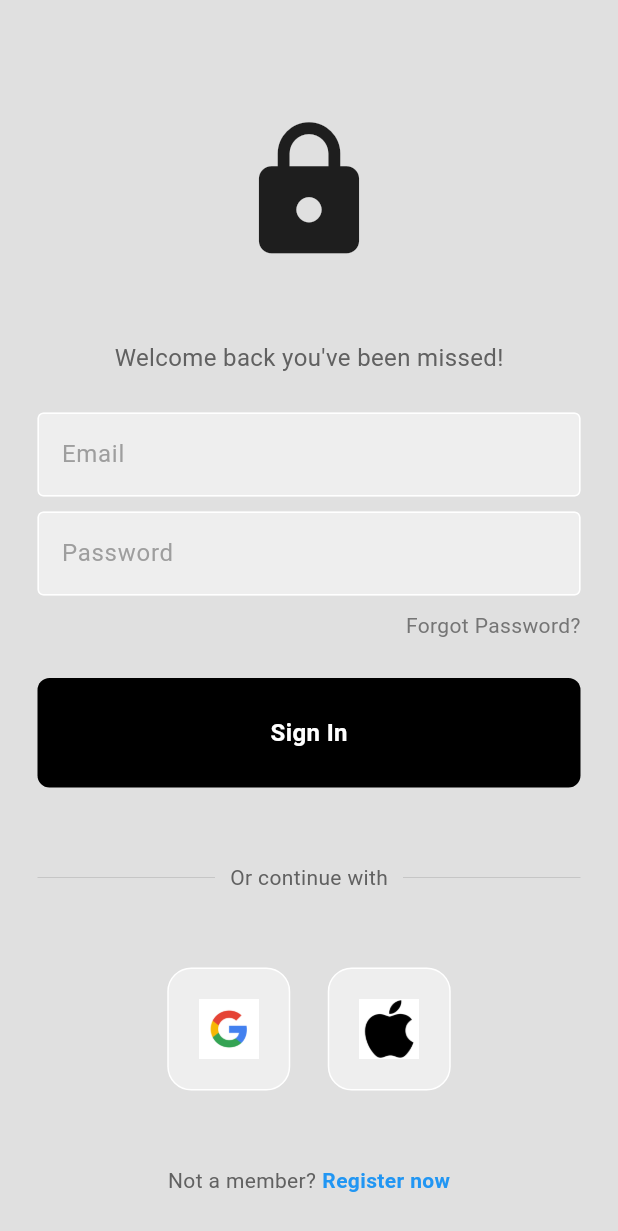
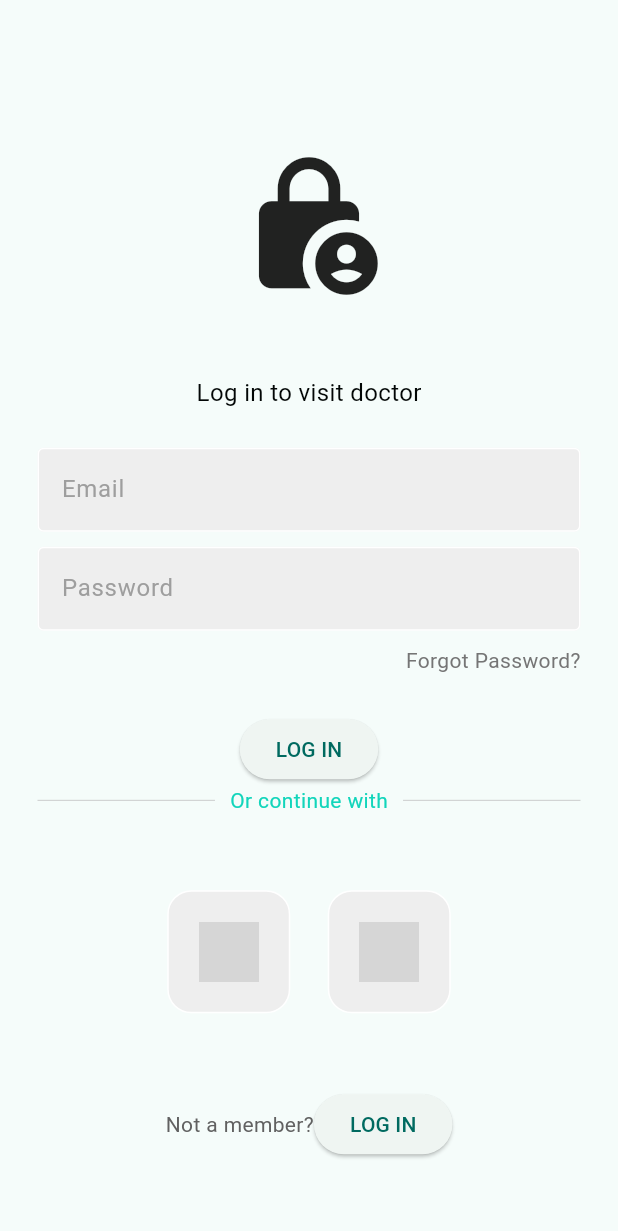
Before and after one commit to chezzyhub/CervicalCancer_detection-app, a Flutter app: the Prediction screen opened directly, after a tap on "Visit Doctor", on a phone screen of 412 x 824 dp. Shown: the top 1231 px of the screen. Run offline on Flutter 3.47's test engine with Material 2 defaults, Android fonts, the phone set to English and light mode, and no system bars; our stand-ins replace firebase_auth, firebase_core; accounts and stored records are empty; grey boxes are pictures that could not be loaded.

Commit message:
third commit

```diff
--- a/flutter_application_2/lib/Pages/GetStarted.dart
+++ b/flutter_application_2/lib/Pages/GetStarted.dart
@@ -10,7 +10,7 @@ class getstarted extends StatelessWidget {
   @override
   Widget build(BuildContext context) {
     final backgroundImage = AssetImage('assets/image.jpeg');
-    final buttonColor = Colors.blue;
+    final buttonColor = Color.fromARGB(255, 33, 243, 205);
     final buttonText = 'Get Started';
 
     return MaterialApp(
--- a/flutter_application_2/lib/Pages/SignUp.dart
+++ b/flutter_application_2/lib/Pages/SignUp.dart
@@ -1,6 +1,7 @@
 import 'package:firebase_auth/firebase_auth.dart';
 import 'package:flutter/material.dart';
 import 'package:flutter/widgets.dart';
+import 'package:flutter_application_2/Pages/login.dart';
 
 // ...
 
@@ -88,7 +89,10 @@ class SignUpPage extends StatelessWidget {
                     _formKey.currentState!.save();
                     _signUpWithEmailAndPassword();
                   }
-                },
+                  Navigator.push(
+              context,
+              MaterialPageRoute(builder: (context) => LoginPage())
+              );},
                 child: const Text('Sign Up'),
               ),
             ],
--- a/flutter_application_2/lib/Pages/login.dart
+++ b/flutter_application_2/lib/Pages/login.dart
@@ -101,6 +101,8 @@ class _LoginPageState extends State<LoginPage> {
         );}} */
 import 'package:firebase_auth/firebase_auth.dart';
 import 'package:flutter/material.dart';
+import 'package:flutter_application_2/Pages/SignUp.dart';
+import 'package:flutter_application_2/Pages/home_page.dart';
 import 'package:flutter_application_2/components/my_button.dart';
 import 'package:flutter_application_2/components/my_textfield.dart';
 import 'package:flutter_application_2/components/square_tile.dart';
@@ -209,7 +211,7 @@ try {
   @override
   Widget build(BuildContext context) {
     return Scaffold(
-      backgroundColor: Colors.grey[300],
+      backgroundColor: Color.fromARGB(255, 245, 252, 250),
       body: SafeArea(
         child: Center(
           child: Column(
@@ -219,7 +221,7 @@ try {
 
               // logo
               const Icon(
-                Icons.lock,
+                Icons.lock_person,
                 size: 100,
               ),
 
@@ -227,9 +229,9 @@ try {
 
               // welcome back, you've been missed!
               Text(
-                'Welcome back you\'ve been missed!',
+                'Log in to visit doctor',
                 style: TextStyle(
-                  color: Colors.grey[700],
+                  color: Color.fromARGB(255, 2, 6, 5),
                   fontSize: 16,
                 ),
               ),
@@ -271,12 +273,21 @@ try {
               const SizedBox(height: 25),
 
               // sign in button
-              MyButton(
+              /* MyButton(
                 onTap: signUserIn,
               ),
 
               const SizedBox(height: 50),
 
+ */
+ElevatedButton(
+                onPressed: () {
+                  Navigator.push(
+              context,
+              MaterialPageRoute(builder: (context) => HomePage()),
+               ); },
+                child: const Text('LOG IN'),
+              ),
               // or continue with
               Padding(
                 padding: const EdgeInsets.symmetric(horizontal: 25.0),
@@ -292,7 +303,7 @@ try {
                       padding: const EdgeInsets.symmetric(horizontal: 10.0),
                       child: Text(
                         'Or continue with',
-                        style: TextStyle(color: Colors.grey[700]),
+                        style: TextStyle(color: Color.fromARGB(255, 18, 213, 187)),
                       ),
                     ),
                     Expanded(
@@ -331,20 +342,27 @@ try {
                     'Not a member?',
                     style: TextStyle(color: Colors.grey[700]),
                   ),
-                  const SizedBox(width: 4),
+ElevatedButton(
+                onPressed: () {
+                  Navigator.push(
+              context,
+              MaterialPageRoute(builder: (context) => HomePage()),
+               ); },
+
+                child: const Text('LOG IN'),
+              ),
+                  /* const SizedBox(width: 4),
                   const Text(
                     'Register now',
                     style: TextStyle(
-                      color: Colors.blue,
-                      fontWeight: FontWeight.bold,
-                    ),
+                      color: Color.fromARGB(255, 15, 162, 115),
+                      fontWeight: FontWeight.bold, */
+                ],
                   ),
                 ],
               )
-            ],
-          ),
         ),
-      ),
-    );
-  }
+          )
+          );
+       }
 }
--- a/flutter_application_2/lib/Prediction_Page/prediction.dart
+++ b/flutter_application_2/lib/Prediction_Page/prediction.dart
@@ -126,9 +126,9 @@ class _PredictionState extends State<Prediction> {
                       // Add logic to visit doctor here...
                      },
                     style: ElevatedButton.styleFrom(
-                      backgroundColor: Colors.blue,
+                      backgroundColor: Color.fromARGB(255, 4, 214, 165),
                     ),
-                    child: const Text('VIEW RESULTS'),
+                    child: const Text('View Results'),
                   ),
                   ElevatedButton(
                 onPressed: () {
@@ -136,6 +136,7 @@ class _PredictionState extends State<Prediction> {
               context,
               MaterialPageRoute(builder: (context) => LoginPage()),
                ); },
+
                   //  Proceed and take a tet,
                 child: const Text('Visit Doctor'),
               ),
--- a/flutter_application_2/pubspec.yaml
+++ b/flutter_application_2/pubspec.yaml
@@ -76,7 +76,7 @@ flutter:
 
   # To add assets to your application, add an assets section, like this:
   assets:
-     - lib/images/
+     - lib/images/image.jpeg
   #   - images/a_dot_ham.jpeg
 
   # An image asset can refer to one or more resolution-specific "variants", see
```
Also changed, not shown: flutter_application_2/lib/firebase_config.dart (added, +59 -0 lines), 2 other files.
